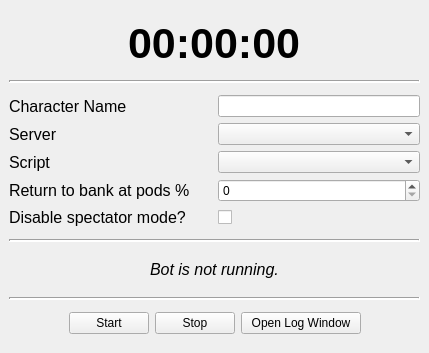
The window that src/gui/main_window/MainWindow.ui (R3conS/Sadidauto-Dofus-Retro-Bot) describes before a commit, drawn with Qt 5.
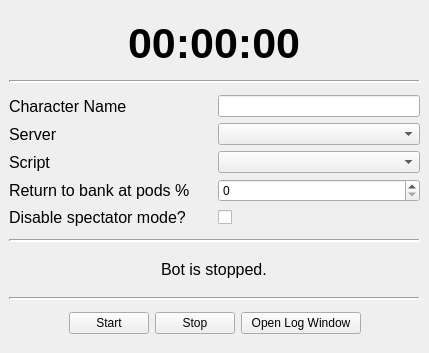
The same window after the commit. Custom widgets are drawn as their Qt base class.

Commit message: Update status label when bot is started/stopped

The edit to the form file:
```diff
--- a/src/gui/main_window/MainWindow.ui
+++ b/src/gui/main_window/MainWindow.ui
@@ -277,12 +277,12 @@
           <property name="font">
            <font>
             <pointsize>12</pointsize>
-            <italic>true</italic>
+            <italic>false</italic>
             <bold>false</bold>
            </font>
           </property>
           <property name="text">
-           <string>Bot is not running.</string>
+           <string>Bot is stopped.</string>
           </property>
          </widget>
         </item>
```
The commit also changes 4 other files.
